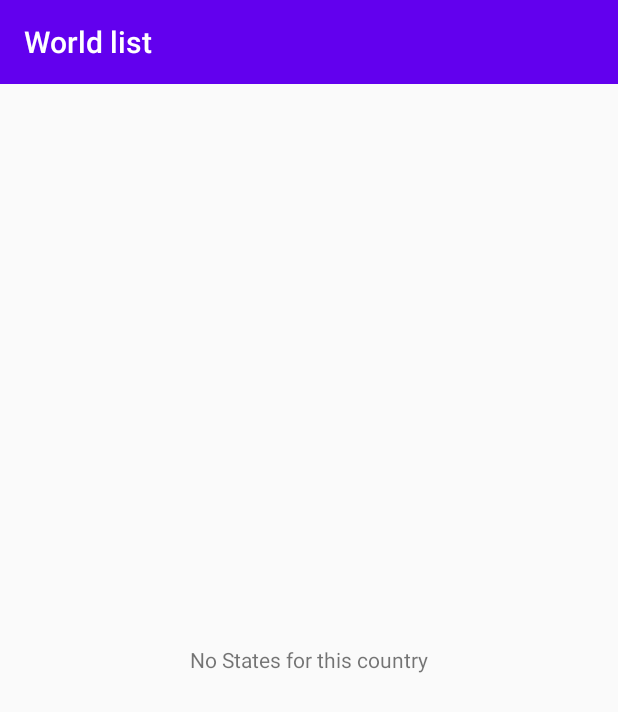
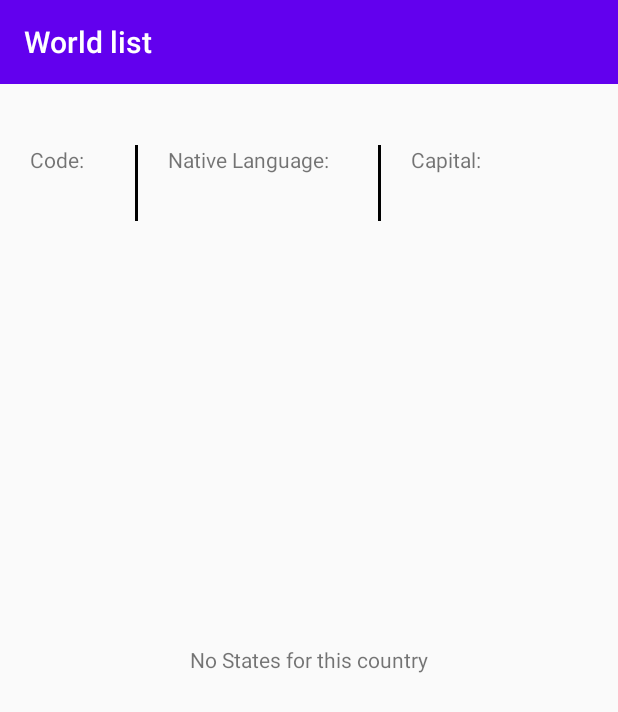
Before and after one commit to SindhuRammohan/Apollo-worldlist, an Android app: the layout state_details_fragment.xml on its own in the app's theme, with its tools: preview values and no code run, on a phone screen of 412 x 824 dp. Shown: the top 712 px of the screen. Run offline under Robolectric (Android 15) with nearby library versions, the phone set to English and light mode, and no system bars.

Commit message:
Display State information

```diff
--- a/app/src/main/java/com/example/world/StateListFragment.kt
+++ b/app/src/main/java/com/example/world/StateListFragment.kt
@@ -53,6 +53,16 @@ class StateListFragment   : Fragment() {
 
                 val newStates = response.data?.country?.states
                 binding.stateToolbar.title = response.data?.country?.name
+
+                binding.codeDetails.text = response.data?.country?.code
+
+                binding.nativeLanguageDetails.text = response.data?.country?.languages?.get(0)?.native
+
+                binding.capitalDetails.text = response.data?.country?.capital
+
+                binding.emoji.text = response.data?.country?.emoji
+
+
                 if (newStates != null) {
                     states.addAll(newStates)
                     adapter.notifyDataSetChanged()
--- a/app/src/main/res/layout/state_details_fragment.xml
+++ b/app/src/main/res/layout/state_details_fragment.xml
@@ -3,8 +3,6 @@
     xmlns:app="http://schemas.android.com/apk/res-auto"
     android:layout_width="match_parent"
     android:layout_height="match_parent">
-
-
     <TextView
         android:id="@+id/emptyView"
         android:layout_width="@dimen/emptydp"
@@ -26,7 +24,83 @@
         app:layout_constraintEnd_toEndOf="parent"
         app:layout_constraintStart_toStartOf="parent"
         app:layout_constraintTop_toTopOf="parent" />
-
+    <TextView
+        android:id="@+id/emoji"
+        android:layout_width="match_parent"
+        android:layout_height="wrap_content"
+        android:gravity="center"
+        android:textSize="@dimen/thirty_textsize_sp"
+        app:layout_constraintStart_toStartOf="parent"
+        app:layout_constraintTop_toBottomOf="@+id/state_toolbar"/>
+    <androidx.appcompat.widget.LinearLayoutCompat
+        android:id="@+id/state_header"
+        android:layout_width="@dimen/emptydp"
+        android:layout_height="wrap_content"
+        android:layout_marginStart="@dimen/twenty_dp"
+        android:orientation="horizontal"
+        app:layout_constraintStart_toStartOf="parent"
+        app:layout_constraintTop_toBottomOf="@+id/emoji">
+        <TextView
+            android:id="@+id/code"
+            android:layout_width="@dimen/fifty_dp"
+            android:layout_height="wrap_content"
+            android:text="@string/code"/>
+        <View
+            android:layout_width="2dp"
+            android:layout_height="25dp"
+            android:layout_marginStart="@dimen/twenty_dp"
+            android:background="@android:color/black"/>
+        <TextView
+            android:id="@+id/native_language"
+            android:layout_width="@dimen/onetwenty_dp"
+            android:layout_height="wrap_content"
+            android:layout_marginStart="@dimen/twenty_dp"
+            android:text="@string/native_language"/>
+        <View
+            android:layout_width="2dp"
+            android:layout_height="25dp"
+            android:layout_marginStart="@dimen/twenty_dp"
+            android:background="@android:color/black"/>
+        <TextView
+            android:id="@+id/capital"
+            android:layout_width="match_parent"
+            android:layout_height="wrap_content"
+            android:layout_marginStart="@dimen/twenty_dp"
+            android:text="@string/capital"/>
+    </androidx.appcompat.widget.LinearLayoutCompat>
+<androidx.appcompat.widget.LinearLayoutCompat
+    android:id="@+id/state_header_details"
+    android:layout_width="@dimen/emptydp"
+    android:layout_height="wrap_content"
+    android:orientation="horizontal"
+    android:layout_marginStart="@dimen/twenty_dp"
+    app:layout_constraintStart_toStartOf="parent"
+    app:layout_constraintTop_toBottomOf="@+id/state_header">
+    <TextView
+        android:id="@+id/code_details"
+        android:layout_width="@dimen/fifty_dp"
+        android:layout_height="wrap_content"/>
+    <View
+        android:layout_width="2dp"
+        android:layout_height="25dp"
+        android:layout_marginStart="@dimen/twenty_dp"
+        android:background="@android:color/black"/>
+    <TextView
+        android:id="@+id/native_language_details"
+        android:layout_width="@dimen/onetwenty_dp"
+        android:layout_height="wrap_content"
+        android:layout_marginStart="@dimen/twenty_dp"/>
+    <View
+        android:layout_width="2dp"
+        android:layout_height="25dp"
+        android:layout_marginStart="@dimen/twenty_dp"
+        android:background="@android:color/black"/>
+    <TextView
+        android:id="@+id/capital_details"
+        android:layout_width="match_parent"
+        android:layout_height="wrap_content"
+        android:layout_marginStart="@dimen/twenty_dp"/>
+</androidx.appcompat.widget.LinearLayoutCompat>
     <androidx.recyclerview.widget.RecyclerView
         android:id="@+id/states"
         android:layout_width="@dimen/emptydp"
@@ -34,5 +108,5 @@
         app:layout_constraintBottom_toBottomOf="parent"
         app:layout_constraintEnd_toEndOf="parent"
         app:layout_constraintStart_toStartOf="parent"
-        app:layout_constraintTop_toBottomOf="@+id/state_toolbar" />
+        app:layout_constraintTop_toBottomOf="@+id/state_header_details" />
 </androidx.constraintlayout.widget.ConstraintLayout>
--- a/app/src/main/res/values/strings.xml
+++ b/app/src/main/res/values/strings.xml
@@ -2,4 +2,7 @@
     <string name="app_name">World list</string>
     <string name="continent">Continents</string>
     <string name="no_state">No States for this country</string>
+    <string name="code">Code:</string>
+    <string name="native_language">Native Language:</string>
+    <string name="capital">Capital:</string>
 </resources>
--- a/app/src/main/res/values/values.xml
+++ b/app/src/main/res/values/values.xml
@@ -4,4 +4,7 @@
     <dimen name="twenty_dp">20dp</dimen>
     <dimen name="twentyfive_sp">25sp</dimen>
     <dimen name="twenty_sp">20sp</dimen>
+    <dimen name="thirty_textsize_sp">30sp</dimen>
+    <dimen name="onetwenty_dp">120dp</dimen>
+    <dimen name="fifty_dp">50dp</dimen>
 </resources>
```
Also changed, not shown: 1 other file.
